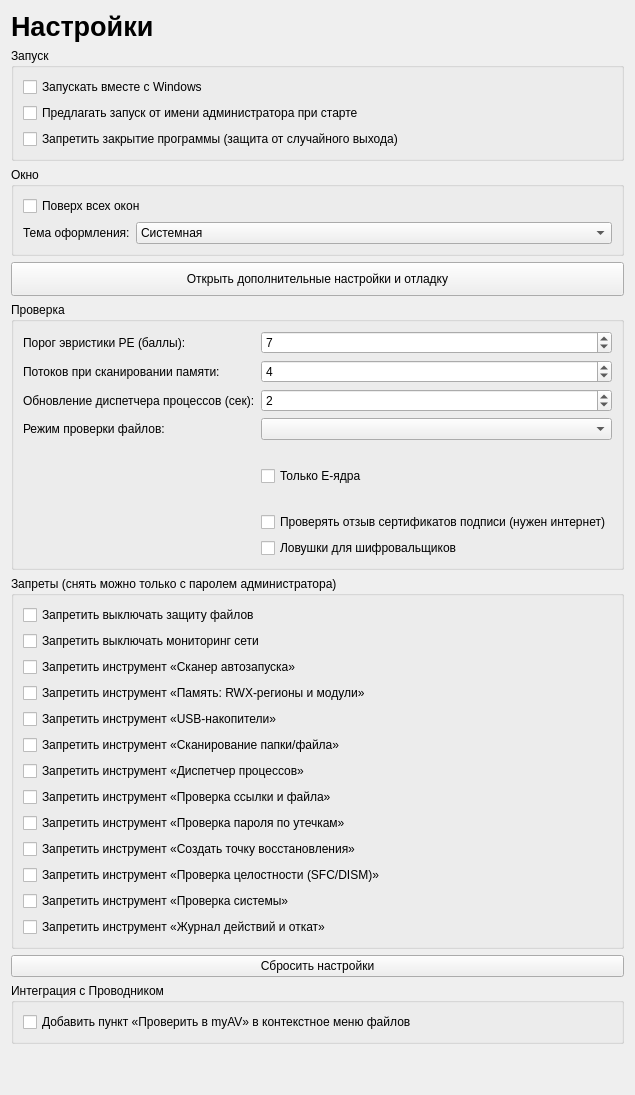
Before: the Qt Designer form ui/designer/settings_page.ui in UnLuck000/school_project, drawn with Qt 5.
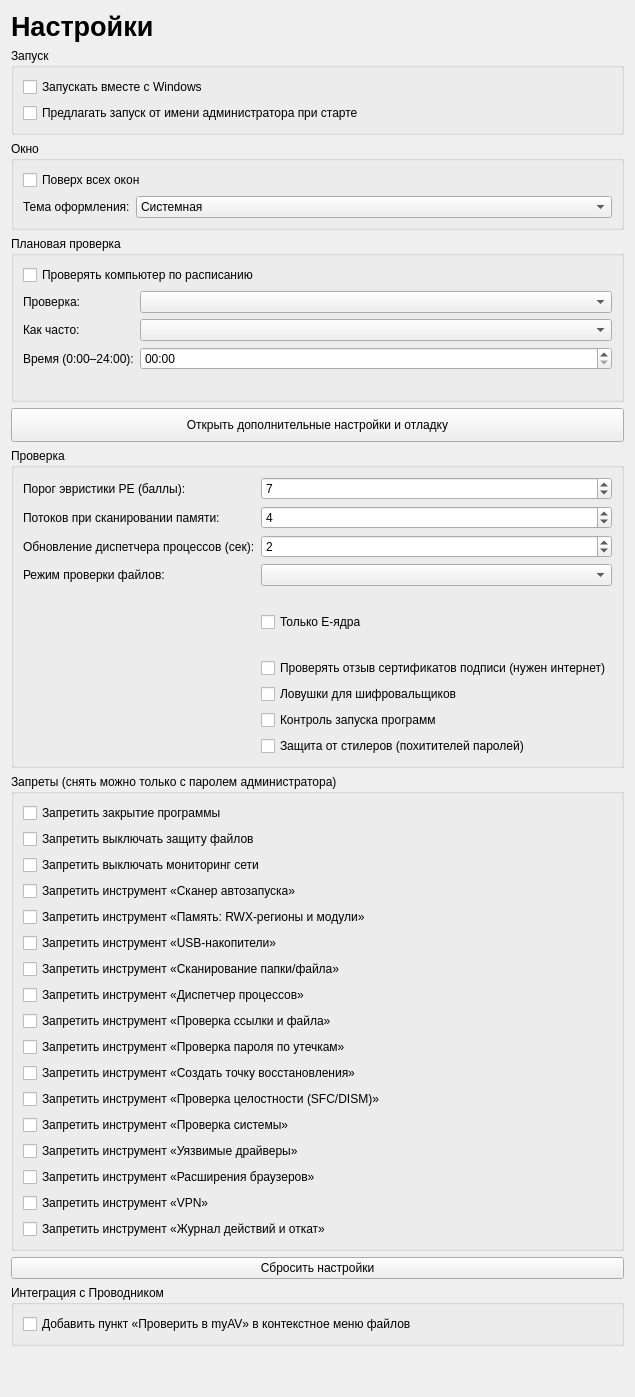
After: the same form once the commit is applied.

Commit message: Контроль запуска, защита от стилеров, драйверы, расширения, плановая и быстрая проверка, VPN

Diff of the .ui file:
```diff
--- a/ui/designer/settings_page.ui
+++ b/ui/designer/settings_page.ui
@@ -15,7 +15,6 @@
      <layout class="QVBoxLayout" name="layoutStartup">
       <item><widget class="QCheckBox" name="chkAutostart"><property name="text"><string>Запускать вместе с Windows</string></property></widget></item>
       <item><widget class="QCheckBox" name="chkAskAdmin"><property name="text"><string>Предлагать запуск от имени администратора при старте</string></property></widget></item>
-      <item><widget class="QCheckBox" name="chkBlockExit"><property name="text"><string>Запретить закрытие программы (защита от случайного выхода)</string></property><property name="toolTip"><string>Кнопка «Выход» и закрытие окна не завершают программу. Завершить её можно только через диспетчер задач Windows.</string></property></widget></item>
      </layout>
     </widget>
    </item>
@@ -35,6 +34,21 @@
      </layout>
     </widget>
    </item>
+   <item>
+    <widget class="QGroupBox" name="groupSchedule">
+     <property name="title"><string>Плановая проверка</string></property>
+     <layout class="QFormLayout" name="formSchedule">
+      <item row="0" column="0" colspan="2"><widget class="QCheckBox" name="chkSchedule"><property name="toolTip"><string>За 10 минут до начала появится предупреждение: можно сохранить работу в игре или тяжёлой программе, отложить проверку на час или пропустить её.</string></property><property name="text"><string>Проверять компьютер по расписанию</string></property></widget></item>
+      <item row="1" column="0"><widget class="QLabel" name="captionScheduleKind"><property name="text"><string>Проверка:</string></property></widget></item>
+      <item row="1" column="1"><widget class="QComboBox" name="cmbScheduleKind"/></item>
+      <item row="2" column="0"><widget class="QLabel" name="captionSchedulePeriod"><property name="text"><string>Как часто:</string></property></widget></item>
+      <item row="2" column="1"><widget class="QComboBox" name="cmbSchedulePeriod"/></item>
+      <item row="3" column="0"><widget class="QLabel" name="captionScheduleTime"><property name="text"><string>Время (0:00–24:00):</string></property></widget></item>
+      <item row="3" column="1"><widget class="QTimeEdit" name="timeSchedule"><property name="displayFormat"><string>HH:mm</string></property></widget></item>
+      <item row="4" column="1"><widget class="QLabel" name="lblScheduleNext"><property name="wordWrap"><bool>true</bool></property><property name="text"><string/></property></widget></item>
+     </layout>
+    </widget>
+   </item>
    <item>
     <widget class="QPushButton" name="btnAdvanced">
      <property name="minimumSize"><size><width>0</width><height>34</height></size></property>
@@ -57,6 +71,8 @@
       <item row="5" column="1"><widget class="QCheckBox" name="chkEcoresOnly"><property name="text"><string>Только E-ядра</string></property></widget></item>
       <item row="7" column="1"><widget class="QCheckBox" name="chkRevocation"><property name="toolTip"><string>Прежде чем по подписи признать срабатывание ложным, программа спрашивает у центра сертификации (списки отзыва CRL или сервер OCSP), не отозван ли сертификат. Ответы кэшируются. Без интернета подпись проверяется как раньше, без отзыва.</string></property><property name="text"><string>Проверять отзыв сертификатов подписи (нужен интернет)</string></property></widget></item>
       <item row="8" column="1"><widget class="QCheckBox" name="chkDecoys"><property name="toolTip"><string>Вместе с защитой файлов в «Документах» и «Изображениях» создаются защищённые системные папки с файлами-приманками. Если программа начнёт их менять, она будет приостановлена как шифровальщик.</string></property><property name="text"><string>Ловушки для шифровальщиков</string></property></widget></item>
+      <item row="9" column="1"><widget class="QCheckBox" name="chkLaunchGuard"><property name="toolTip"><string>Каждая запущенная программа сразу проверяется; пока файл проверяется, процесс приостановлен. Работает вместе с защитой файлов.</string></property><property name="text"><string>Контроль запуска программ</string></property></widget></item>
+      <item row="10" column="1"><widget class="QCheckBox" name="chkStealerGuard"><property name="toolTip"><string>Следит, кто открывает пароли, cookies и ключи браузеров, сеанс Telegram, токены Discord и кошельки. Чужая неподписанная программа приостанавливается. Работает вместе с защитой файлов.</string></property><property name="text"><string>Защита от стилеров (похитителей паролей)</string></property></widget></item>
       <item row="6" column="1"><widget class="QLabel" name="lblEcoresHint"><property name="wordWrap"><bool>true</bool></property><property name="text"><string/></property></widget></item>
       <item row="2" column="1"><widget class="QSpinBox" name="spnInterval"><property name="minimum"><number>1</number></property><property name="maximum"><number>10</number></property><property name="value"><number>2</number></property></widget></item>
      </layout>
@@ -66,6 +82,7 @@
     <widget class="QGroupBox" name="groupLocks">
      <property name="title"><string>Запреты (снять можно только с паролем администратора)</string></property>
      <layout class="QVBoxLayout" name="layoutLocks">
+      <item><widget class="QCheckBox" name="chkBlockExit"><property name="text"><string>Запретить закрытие программы</string></property><property name="toolTip"><string>Пункт «Выход» в меню значка в трее неактивен, закрытие окна сворачивает программу в трей. Завершить её можно только через диспетчер задач Windows.</string></property></widget></item>
       <item><widget class="QCheckBox" name="chkLockProtection"><property name="toolTip"><string>Кнопки «Выключить защиту» неактивны. Защита включается при каждом запуске программы.</string></property><property name="text"><string>Запретить выключать защиту файлов</string></property></widget></item>
       <item><widget class="QCheckBox" name="chkLockNetwork"><property name="toolTip"><string>Кнопка «Выключить мониторинг сети» неактивна. Мониторинг включается при каждом запуске программы.</string></property><property name="text"><string>Запретить выключать мониторинг сети</string></property></widget></item>
       <item><widget class="QCheckBox" name="chkLockAutoruns"><property name="toolTip"><string>Кнопка на странице «Инструменты» неактивна, пункт в меню трея скрыт.</string></property><property name="text"><string>Запретить инструмент «Сканер автозапуска»</string></property></widget></item>
@@ -78,6 +95,9 @@
       <item><widget class="QCheckBox" name="chkLockRestorePoint"><property name="toolTip"><string>Кнопка на странице «Инструменты» неактивна, вкладка «Точки восстановления» в окне проверки системы скрыта.</string></property><property name="text"><string>Запретить инструмент «Создать точку восстановления»</string></property></widget></item>
       <item><widget class="QCheckBox" name="chkLockSfcDism"><property name="toolTip"><string>Кнопка на странице «Инструменты» неактивна, вкладка «Целостность Windows» в окне проверки системы скрыта.</string></property><property name="text"><string>Запретить инструмент «Проверка целостности (SFC/DISM)»</string></property></widget></item>
       <item><widget class="QCheckBox" name="chkLockSystemChecks"><property name="toolTip"><string>Кнопка на странице «Инструменты» неактивна, пункт трея и вкладка «Проверка системы» в окне восстановления скрыты.</string></property><property name="text"><string>Запретить инструмент «Проверка системы»</string></property></widget></item>
+      <item><widget class="QCheckBox" name="chkLockDrivers"><property name="toolTip"><string>Кнопка на странице «Инструменты» неактивна.</string></property><property name="text"><string>Запретить инструмент «Уязвимые драйверы»</string></property></widget></item>
+      <item><widget class="QCheckBox" name="chkLockExtensions"><property name="toolTip"><string>Кнопка на странице «Инструменты» неактивна.</string></property><property name="text"><string>Запретить инструмент «Расширения браузеров»</string></property></widget></item>
+      <item><widget class="QCheckBox" name="chkLockVpn"><property name="toolTip"><string>Кнопка на странице «Инструменты» неактивна, окно VPN закрывается.</string></property><property name="text"><string>Запретить инструмент «VPN»</string></property></widget></item>
       <item><widget class="QCheckBox" name="chkLockJournal"><property name="toolTip"><string>Вкладка «Действия» (журнал и отмена действий) и кнопка журнала на главной скрыты. Карантин, белый список и исключения остаются.</string></property><property name="text"><string>Запретить инструмент «Журнал действий и откат»</string></property></widget></item>
      </layout>
     </widget>
```
The commit also changes 33 other files.
